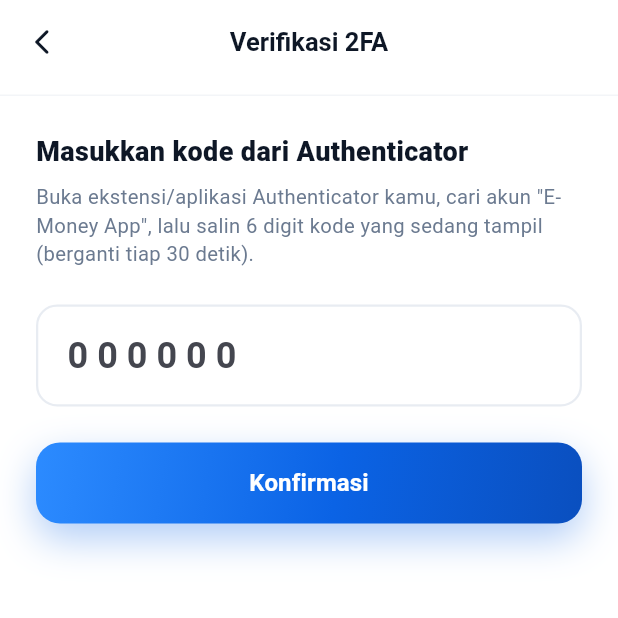
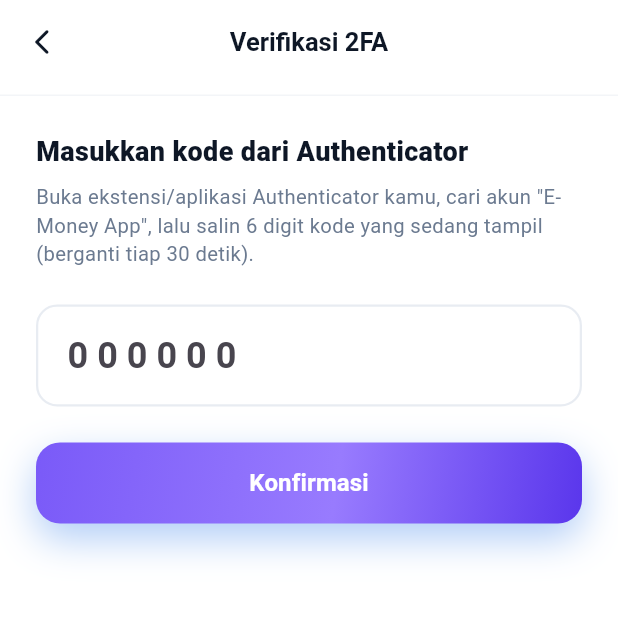
Before and after one commit to str122-xyz/E-Wallets-pake-s, a Flutter app: the OtpVerifyPage screen opened by its route, on a phone screen of 412 x 824 dp, the top half of it. Run offline on Flutter 3.47's test engine with Material 3 defaults, Android fonts, the phone set to English and light mode, and no system bars; our stand-ins replace app_links, dio, equatable, firebase_auth, firebase_core, flutter_bloc and 5 more; missing offline and left inert: mobile_scanner; accounts and stored records are empty; network calls fail; Roboto replaces fonts that are missing (PlusJakartaSans).

Commit message:
feat: mengganti warna utama menjadi gradasi warna ungu.

```diff
--- a/lib/core/theme/app_colors.dart
+++ b/lib/core/theme/app_colors.dart
@@ -2,9 +2,9 @@ import 'package:flutter/material.dart';
 
 class AppColors {
   // Primary Blue
-  static const Color primary = Color(0xFF0B63E5);
-  static const Color primaryLight = Color(0xFF2C8BFF);
-  static const Color primaryDark = Color(0xFF0A4FBF);
+  static const Color primary = Color(0xFF987BFE);
+  static const Color primaryLight = Color(0xFF7A5AF8);
+  static const Color primaryDark = Color(0xFF5A36EC);
   static const Color primarySurface = Color(0xFFE8F1FD);
   static const Color primaryBorder = Color(0xFFB8D0F7);
 
```
